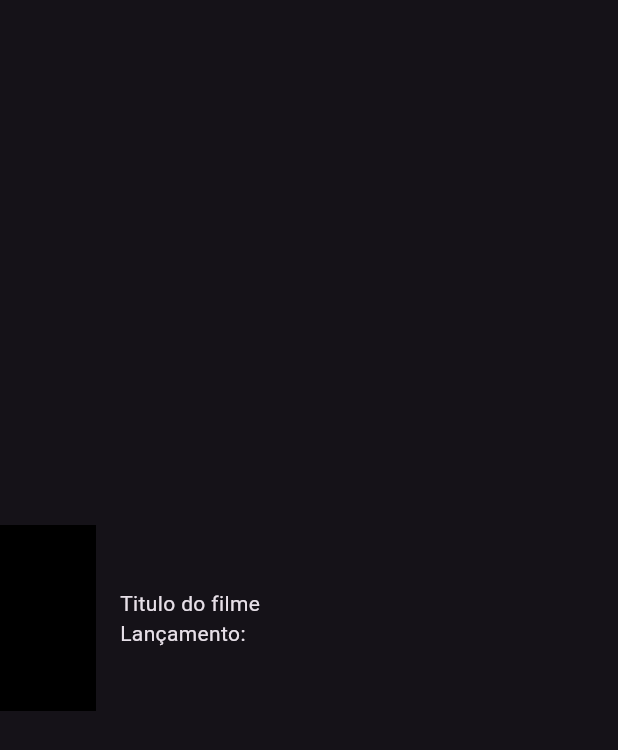
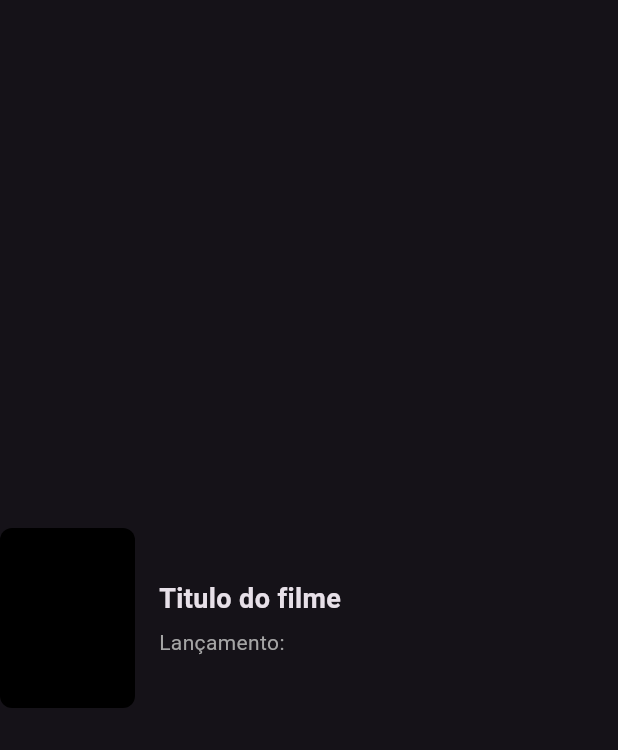
Before and after one commit to Glaubert01/Cinetopia-Flutter, a Flutter app: the SearchMovies screen opened directly, on a phone screen of 412 x 824 dp. Shown: the top 750 px of the screen. Run offline on Flutter 3.47's test engine with Material 3 defaults, Android fonts, the phone set to English and light mode, and no system bars.

Commit message:
feat: estilizado o texto do card

```diff
--- a/lib/ui/components/movie_card.dart
+++ b/lib/ui/components/movie_card.dart
@@ -8,15 +8,27 @@ class MovieCard extends StatelessWidget {
     return Row(
       children: <Widget>[
         Container(
-          width: 64,
-          height: 124,
-          decoration: BoxDecoration(color: Color(0xFF000000)),
+          width: 90,
+          height: 120,
+          decoration: BoxDecoration(
+            color: Color(0xFF000000),
+            borderRadius: BorderRadius.circular(8),
+          ),
           margin: const EdgeInsets.only(right: 16),
         ),
         Column(
           mainAxisSize: MainAxisSize.min,
           crossAxisAlignment: CrossAxisAlignment.start,
-          children: <Widget>[Text("Titulo do filme"), Text("Lançamento:")],
+          children: <Widget>[
+            Padding(
+              padding: const EdgeInsets.only(bottom: 6),
+              child: Text(
+                "Titulo do filme",
+                style: TextStyle(fontSize: 18, fontWeight: FontWeight.w600),
+              ),
+            ),
+            Text("Lançamento:", style: TextStyle(color: Color(0xFFA5A5A5))),
+          ],
         ),
       ],
     );
```
